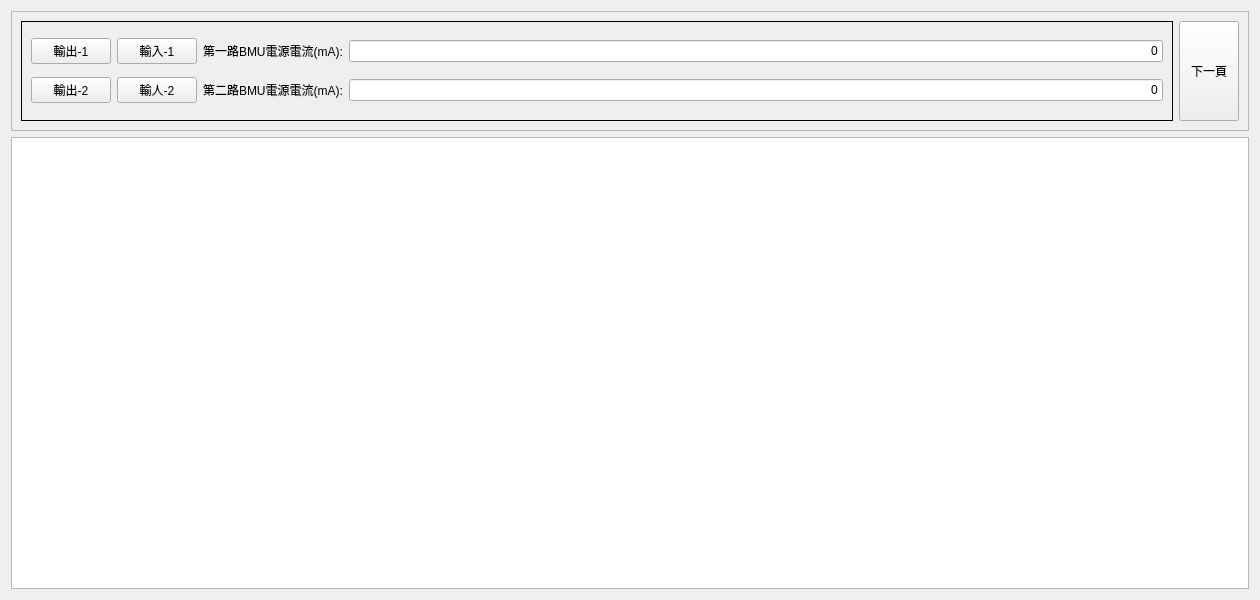
Before: the Qt Designer form frmstackview.ui in haoyi-jason/BMS_HY01_old, drawn with Qt 5.
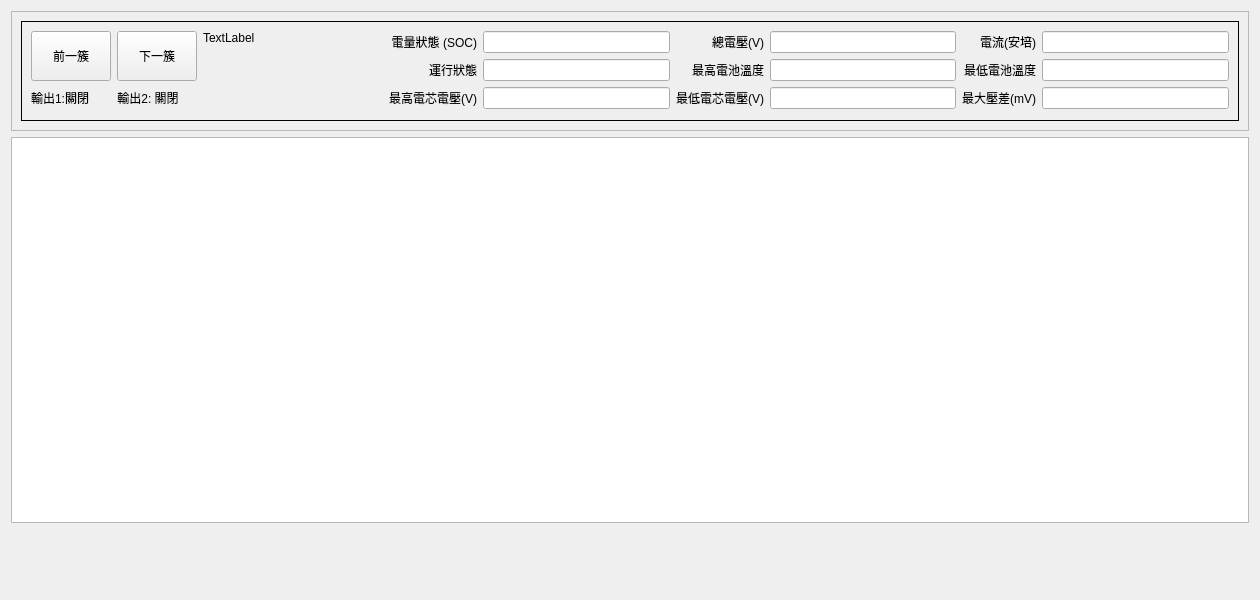
After: the same form once the commit is applied. The open tabs and pages were chosen to show the change.

```diff
--- a/frmstackview.ui
+++ b/frmstackview.ui
@@ -25,6 +25,9 @@
   <property name="windowTitle">
    <string>Form</string>
   </property>
+  <property name="styleSheet">
+   <string notr="true"/>
+  </property>
   <layout class="QVBoxLayout" name="verticalLayout">
    <property name="sizeConstraint">
     <enum>QLayout::SetNoConstraint</enum>
@@ -115,7 +118,7 @@
           <item row="2" column="5">
            <widget class="QLabel" name="label_5">
             <property name="text">
-             <string>最低電芯電壓(mV)</string>
+             <string>最低電芯電壓(V)</string>
             </property>
             <property name="alignment">
              <set>Qt::AlignRight|Qt::AlignTrailing|Qt::AlignVCenter</set>
@@ -200,7 +203,7 @@
           <item row="2" column="3">
            <widget class="QLabel" name="label_3">
             <property name="text">
-             <string>最高電芯電壓(mV)</string>
+             <string>最高電芯電壓(V)</string>
             </property>
             <property name="alignment">
              <set>Qt::AlignRight|Qt::AlignTrailing|Qt::AlignVCenter</set>
@@ -367,118 +370,6 @@
           </item>
          </layout>
         </widget>
-        <widget class="QWidget" name="page_2">
-         <layout class="QGridLayout" name="gridLayout_2">
-          <item row="1" column="0">
-           <widget class="QPushButton" name="pbSetDO_1">
-            <property name="text">
-             <string>輸出-2</string>
-            </property>
-            <property name="checkable">
-             <bool>true</bool>
-            </property>
-           </widget>
-          </item>
-          <item row="1" column="3">
-           <widget class="QLineEdit" name="leVSourceIn_1">
-            <property name="text">
-             <string>0</string>
-            </property>
-            <property name="alignment">
-             <set>Qt::AlignRight|Qt::AlignTrailing|Qt::AlignVCenter</set>
-            </property>
-           </widget>
-          </item>
-          <item row="0" column="2">
-           <widget class="QLabel" name="label_10">
-            <property name="text">
-             <string>第一路BMU電源電流(mA):</string>
-            </property>
-           </widget>
-          </item>
-          <item row="1" column="1">
-           <widget class="QPushButton" name="pbDigitalIn_1">
-            <property name="text">
-             <string>輸人-2</string>
-            </property>
-            <property name="checkable">
-             <bool>true</bool>
-            </property>
-           </widget>
-          </item>
-          <item row="0" column="1">
-           <widget class="QPushButton" name="pbDigitalIn_0">
-            <property name="text">
-             <string>輸入-1</string>
-            </property>
-            <property name="checkable">
-             <bool>true</bool>
-            </property>
-           </widget>
-          </item>
-          <item row="0" column="0">
-           <widget class="QPushButton" name="pbSetDO_0">
-            <property name="text">
-             <string>輸出-1</string>
-            </property>
-            <property name="checkable">
-             <bool>true</bool>
-            </property>
-           </widget>
-          </item>
-          <item row="1" column="2">
-           <widget class="QLabel" name="label_11">
-            <property name="text">
-             <string>第二路BMU電源電流(mA):</string>
-            </property>
-           </widget>
-          </item>
-          <item row="0" column="3">
-           <widget class="QLineEdit" name="leVSourceIn_0">
-            <property name="inputMethodHints">
-             <set>Qt::ImhDigitsOnly</set>
-            </property>
-            <property name="text">
-             <string>0</string>
-            </property>
-            <property name="alignment">
-             <set>Qt::AlignRight|Qt::AlignTrailing|Qt::AlignVCenter</set>
-            </property>
-           </widget>
-          </item>
-         </layout>
-        </widget>
-       </widget>
-      </item>
-      <item>
-       <widget class="QPushButton" name="pbSwitchInfo">
-        <property name="sizePolicy">
-         <sizepolicy hsizetype="Minimum" vsizetype="Expanding">
-          <horstretch>0</horstretch>
-          <verstretch>0</verstretch>
-         </sizepolicy>
-        </property>
-        <property name="maximumSize">
-         <size>
-          <width>60</width>
-          <height>16777215</height>
-         </size>
-        </property>
-        <property name="styleSheet">
-         <string notr="true"/>
-        </property>
-        <property name="text">
-         <string>下一頁</string>
-        </property>
-        <property name="autoDefault">
-         <bool>false</bool>
-        </property>
-        <property name="default">
-         <bool>false</bool>
-        </property>
-        <property name="flat">
-         <bool>false</bool>
-        </property>
        </widget>
       </item>
      </layout>
@@ -501,11 +392,24 @@
      <property name="styleSheet">
       <string notr="true"/>
      </property>
+     <property name="midLineWidth">
+      <number>0</number>
+     </property>
      <property name="wordWrap">
       <bool>false</bool>
      </property>
     </widget>
    </item>
+   <item>
+    <widget class="QWidget" name="wgAlarm" native="true">
+     <property name="minimumSize">
+      <size>
+       <width>0</width>
+       <height>60</height>
+      </size>
+     </property>
+    </widget>
+   </item>
   </layout>
  </widget>
  <resources/>
```
